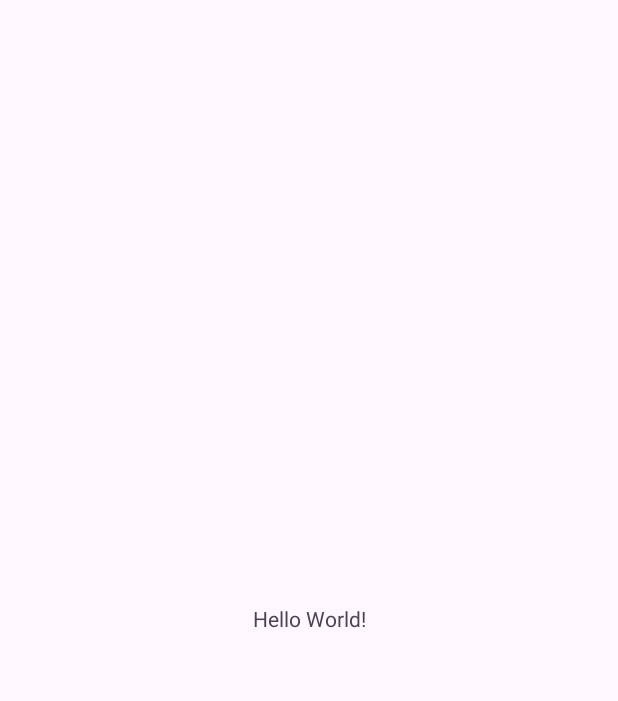
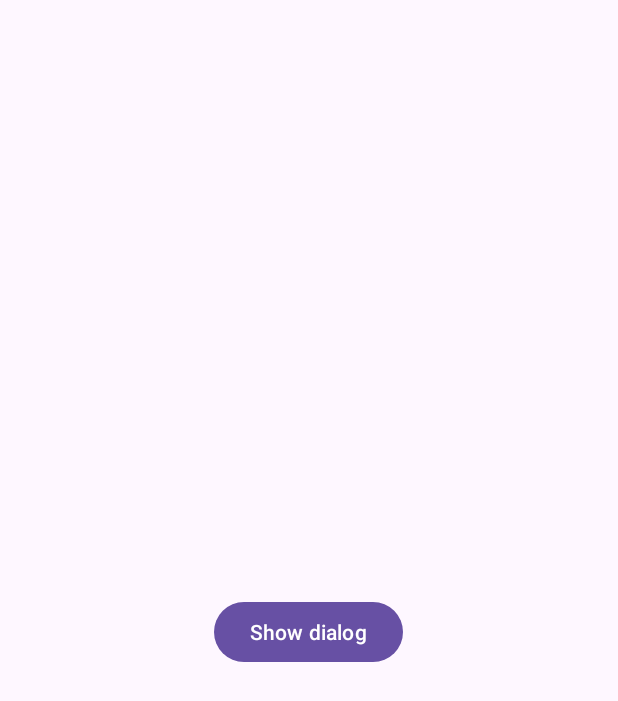
Before and after one commit to marcoantoniouseche/CalendarAndroid, an Android app: the screen it shows after launch (MainActivity), on a phone screen of 412 x 824 dp. Before the commit the part shown is almost empty. Shown: the top 701 px of the screen. Run offline under Robolectric (Android 15) with nearby library versions, the phone set to English and light mode, and no system bars.

Commit message:
👔 Adding functionality 👔

```diff
--- a/app/build.gradle.kts
+++ b/app/build.gradle.kts
@@ -5,7 +5,7 @@ plugins {
 
 android {
     namespace = "com.rand.calendar"
-    compileSdk = 33
+    compileSdk = 34
 
     defaultConfig {
         applicationId = "com.rand.calendar"
--- a/app/src/main/java/com/rand/calendar/MainActivity.kt
+++ b/app/src/main/java/com/rand/calendar/MainActivity.kt
@@ -1,11 +1,29 @@
 package com.rand.calendar
 
+import android.app.DatePickerDialog
 import androidx.appcompat.app.AppCompatActivity
 import android.os.Bundle
+import android.widget.Button
+import android.widget.TextView
 
 class MainActivity : AppCompatActivity() {
+    private lateinit var text: TextView
+    private lateinit var button: Button
+
     override fun onCreate(savedInstanceState: Bundle?) {
         super.onCreate(savedInstanceState)
         setContentView(R.layout.activity_main)
+
+        text = findViewById(R.id.showText)
+        button = findViewById(R.id.button)
+
+        button.setOnClickListener {
+            openDialog()
+        }
+    }
+
+    private fun openDialog() {
+        val dialog = DatePickerDialog(this)
+        dialog.show()
     }
 }
--- a/app/src/main/res/layout/activity_main.xml
+++ b/app/src/main/res/layout/activity_main.xml
@@ -1,18 +1,21 @@
 <?xml version="1.0" encoding="utf-8"?>
-<androidx.constraintlayout.widget.ConstraintLayout xmlns:android="http://schemas.android.com/apk/res/android"
+<LinearLayout
+    xmlns:android="http://schemas.android.com/apk/res/android"
     xmlns:app="http://schemas.android.com/apk/res-auto"
     xmlns:tools="http://schemas.android.com/tools"
     android:layout_width="match_parent"
     android:layout_height="match_parent"
+    android:orientation="vertical"
+    android:gravity="center"
     tools:context=".MainActivity">
 
     <TextView
+        android:id="@+id/showText"
+        android:layout_width="wrap_content"
+        android:layout_height="wrap_content"/>
+    <Button
+        android:id="@+id/button"
         android:layout_width="wrap_content"
         android:layout_height="wrap_content"
-        android:text="Hello World!"
-        app:layout_constraintBottom_toBottomOf="parent"
-        app:layout_constraintEnd_toEndOf="parent"
-        app:layout_constraintStart_toStartOf="parent"
-        app:layout_constraintTop_toTopOf="parent" />
-
-</androidx.constraintlayout.widget.ConstraintLayout>
+        android:text="Show dialog"/>
+</LinearLayout>
```
